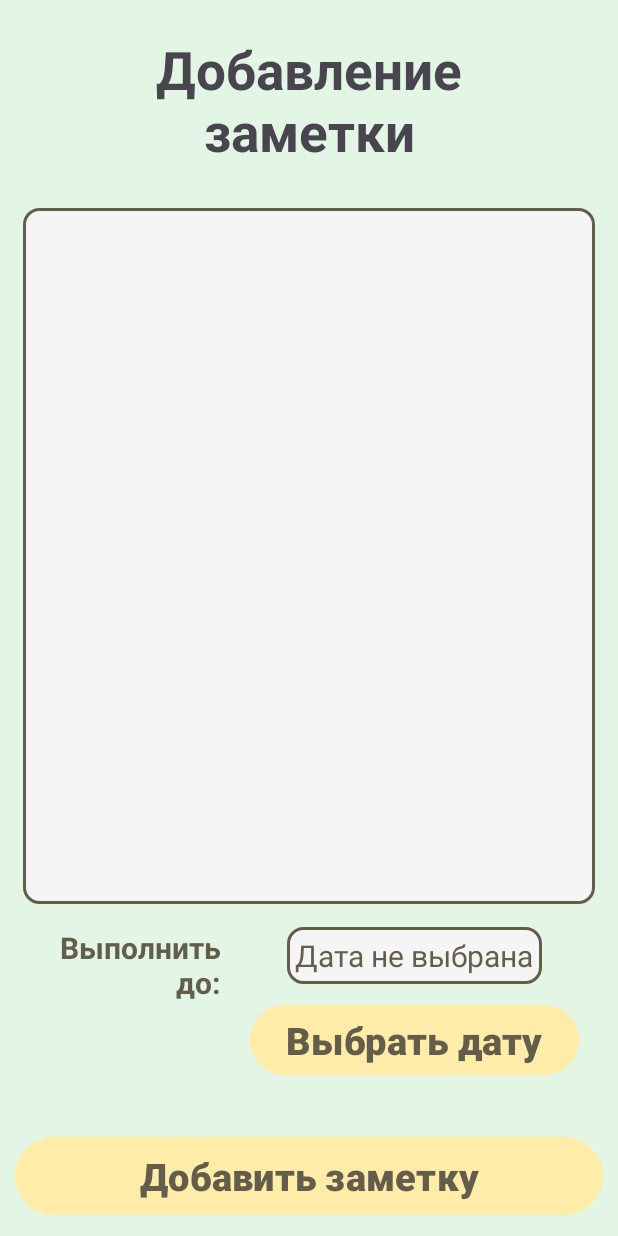
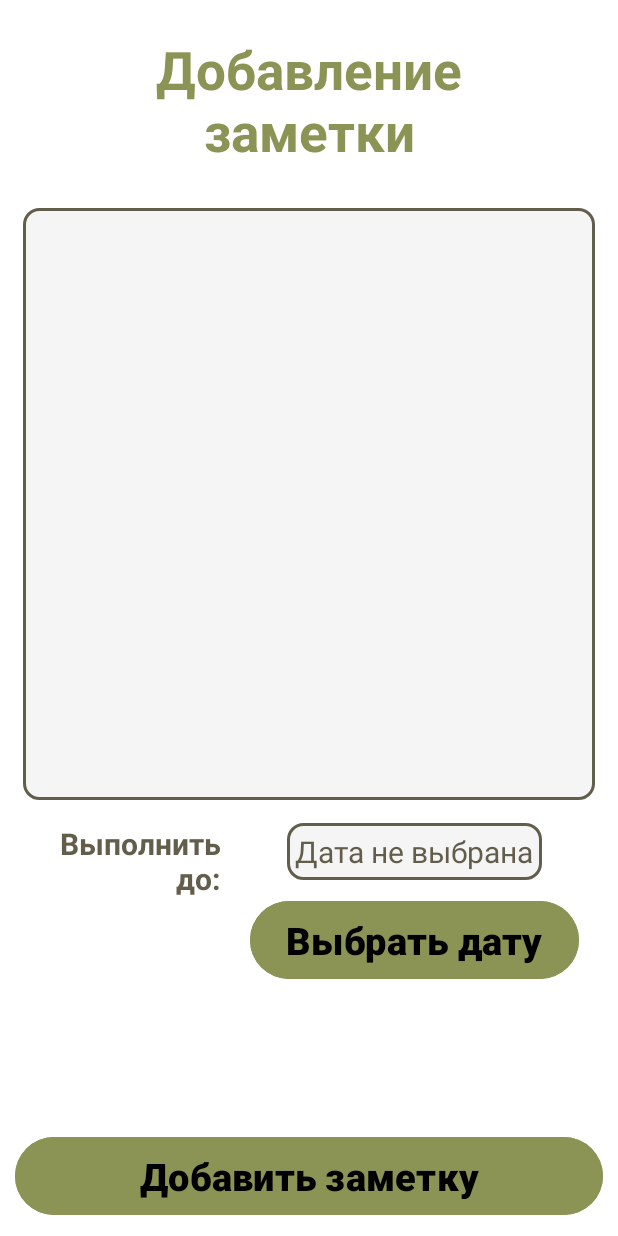
Before and after one commit to IrinaGnutikova/TaskMOU, an Android app: the AddActivity screen opened directly, with no data from a screen before it, on a phone screen of 412 x 824 dp. Run offline under Robolectric (Android 15) with nearby library versions, the phone set to English and light mode, and no system bars; our stand-ins replace Firebase (no records; nobody signed in at launch, a user with empty details on screens opened directly), sdp/ssp sizes.

Commit message:
Изменение основных цветов

```diff
--- a/app/src/main/res/layout/activity_add.xml
+++ b/app/src/main/res/layout/activity_add.xml
@@ -13,12 +13,13 @@
         android:layout_height="wrap_content"
         android:orientation="horizontal"
         app:layout_constraintGuide_percent="0.15"/>
+
     <androidx.constraintlayout.widget.Guideline
         android:id="@+id/linehor2"
         android:layout_width="wrap_content"
         android:layout_height="wrap_content"
         android:orientation="horizontal"
-        app:layout_constraintGuide_percent="0.75"/>
+        app:layout_constraintGuide_begin="549dp" />
     <TextView
 
         android:id="@+id/twAdd"
@@ -30,6 +31,7 @@
         android:textSize="35sp"
         android:textStyle="bold"
         android:layout_marginTop="10dp"
+        android:textColor="@color/bigText"
         app:layout_constraintEnd_toEndOf="parent"
         app:layout_constraintStart_toStartOf="parent"
         app:layout_constraintTop_toTopOf="parent"
@@ -91,12 +93,12 @@
     <Button
         android:id="@+id/btnData"
         android:layout_width="wrap_content"
-        android:layout_height="wrap_content"
+        android:layout_height="60dp"
         android:text="Выбрать дату"
         android:textSize="25sp"
         android:layout_margin="10dp"
         android:backgroundTint="@color/btn1"
-        android:textColor="@color/text1"
+        android:textColor="@color/black"
         android:textStyle="bold"/>
 </LinearLayout>
     </LinearLayout>
@@ -106,7 +108,7 @@
         android:layout_height="60dp"
         android:layout_below="@+id/textTask"
         android:backgroundTint="@color/btn1"
-        android:textColor="@color/text1"
+        android:textColor="@color/black"
         android:textStyle="bold"
         android:text="Добавить заметку"
         android:textSize="25sp"
--- a/app/src/main/res/layout/activity_enter.xml
+++ b/app/src/main/res/layout/activity_enter.xml
@@ -22,7 +22,7 @@
         android:layout_height="wrap_content"
         android:text="Вход"
         android:textAlignment="center"
-        android:textColor="#403C31"
+        android:textColor="@color/bigText"
         android:textSize="@dimen/_60ssp"
         android:textStyle="bold"
         app:layout_constraintBottom_toTopOf="@+id/tvEmail"
@@ -129,7 +129,7 @@
         android:layout_height="wrap_content"
         android:text="Нет аккаунта? Зарегистрируйся бесплатно!"
         android:textAlignment="center"
-        android:textColor="@color/textmini1"
+        android:textColor="@color/dopcolor"
         android:textSize="@dimen/_18ssp"
         android:textStyle="bold|italic"
         app:layout_constraintEnd_toEndOf="parent"
--- a/app/src/main/res/layout/activity_main.xml
+++ b/app/src/main/res/layout/activity_main.xml
@@ -38,7 +38,7 @@
 
         <TextView
             android:id="@+id/textFIO"
-            android:textColor="@color/text1"
+            android:textColor="@color/bigText"
             android:text="Ваши заметки"
             android:textStyle="bold"
             android:layout_width="match_parent"
--- a/app/src/main/res/layout/activity_registr.xml
+++ b/app/src/main/res/layout/activity_registr.xml
@@ -16,7 +16,7 @@
         android:layout_marginBottom="20dp"
         android:gravity="center"
         android:text="Регистрация"
-        android:textColor="#403C31"
+        android:textColor="@color/bigText"
         android:textSize="50sp"
         android:textStyle="bold" />
 
@@ -103,7 +103,7 @@
         android:layout_marginBottom="20dp"
         android:backgroundTint="@color/btn1"
         android:text="Зарегистрироваться"
-        android:textColor="#403C31"
+        android:textColor="@color/black"
         android:textSize="@dimen/_18ssp"
 
         android:textStyle="bold" />
--- a/app/src/main/res/layout/item_task.xml
+++ b/app/src/main/res/layout/item_task.xml
@@ -5,7 +5,7 @@
     android:layout_width="match_parent"
     android:layout_height="wrap_content"
     android:id="@+id/card_view"
-    app:cardBackgroundColor="@color/white"
+    app:cardBackgroundColor="#F5F5F5"
     app:cardCornerRadius="8dp"
     app:cardElevation="5dp"
     app:cardUseCompatPadding="true">
@@ -21,10 +21,10 @@
             android:layout_margin="6dp"
             android:layout_marginTop="4dp"
             android:text="TextView"
-            android:textColor="@color/text1"
+            android:textColor="@color/black"
             android:textSize="22sp"
 
-            android:textStyle="bold"
+
             app:layout_constraintEnd_toStartOf="@+id/btnDel"
             app:layout_constraintHorizontal_bias="0.0"
             app:layout_constraintStart_toStartOf="parent"
--- a/app/src/main/res/values-night/themes.xml
+++ b/app/src/main/res/values-night/themes.xml
@@ -1,7 +1,7 @@
 <resources xmlns:tools="http://schemas.android.com/tools">
     <!-- Base application theme. -->
     <style name="Base.Theme.TaskMOU" parent="Theme.Material3.Light.NoActionBar">
-        <item name="colorPrimary">@color/text1</item>
+        <item name="colorPrimary">@color/dopcolor</item>
         <!-- Customize your dark theme here. -->
         <!-- <item name="colorPrimary">@color/my_dark_primary</item> -->
     </style>
--- a/app/src/main/res/values/colors.xml
+++ b/app/src/main/res/values/colors.xml
@@ -3,8 +3,9 @@
     <color name="black">#FF000000</color>
     <color name="white">#FFFFFFFF</color>
 
-    <color name="btn1">#FFECA8</color>
-    <color name="backg1">#E3F6E6</color>
+    <color name="btn1">#8B9455</color>
+    <color name="backg1">#FFFFFF</color>
     <color name="text1">#635D4C</color>
-    <color name="textmini1">#686354</color>
+    <color name="dopcolor">#A07F55</color>
+    <color name="bigText">#8B9455</color>
 </resources>
--- a/app/src/main/res/values/themes.xml
+++ b/app/src/main/res/values/themes.xml
@@ -2,7 +2,7 @@
     <!-- Base application theme. -->
     <style name="Base.Theme.TaskMOU" parent="Theme.Material3.Light.NoActionBar">
         <!-- Customize your light theme here. -->
-        <item name="colorPrimary">@color/text1</item>
+        <item name="colorPrimary">@color/dopcolor</item>
     </style>
 
     <style name="Theme.TaskMOU" parent="Base.Theme.TaskMOU" />
```
